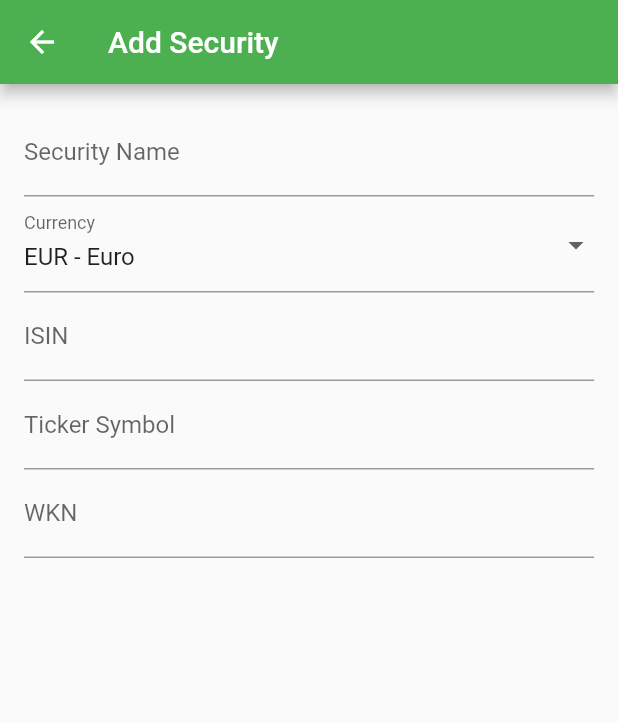
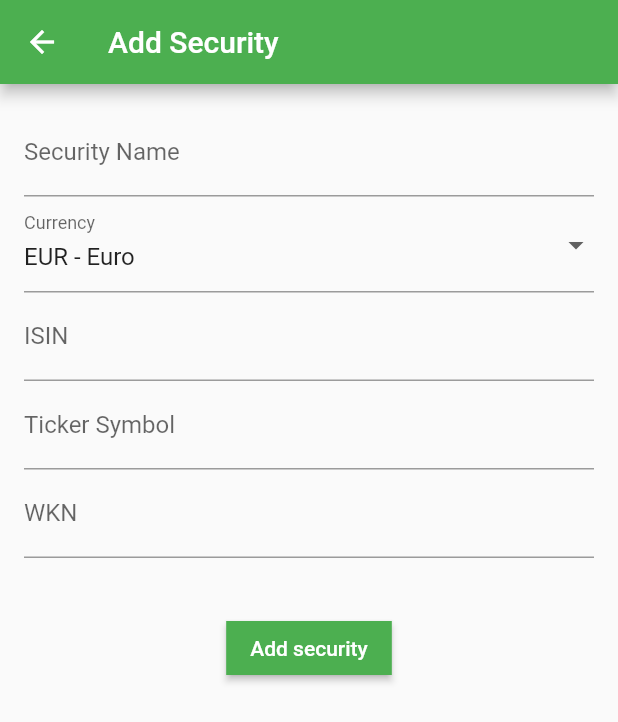
Before and after one commit to Giuspepe/my_portfolio, a Flutter app: the AddSecurityScreen screen opened by its route, on a phone screen of 412 x 824 dp. Shown: the top 722 px of the screen. Run offline on Flutter 3.47's test engine with Material 2 defaults, Android fonts, the phone set to English and light mode, and no system bars; our stand-ins replace bloc, equatable, flutter_bloc.

Commit message:
implement add security functionality

```diff
--- a/lib/BLoC/events.dart
+++ b/lib/BLoC/events.dart
@@ -1,17 +1,30 @@
 import 'package:flutter/foundation.dart';
 import 'package:equatable/equatable.dart';
-
 import '../DataLayer/security.dart';
 
 abstract class SecurityListEvent extends Equatable {}
 
-class SecurityListAddedEvent extends SecurityListEvent {
-  final Security addedSecurity;
-  SecurityListAddedEvent({@required this.addedSecurity})
-      : assert(addedSecurity != null);
+class SecurityListAddEvent extends SecurityListEvent {
+  final String name;
+  final String currencyCode;
+  final String isin;
+  final String tickerSymbol;
+  final String wkn;
+
+  SecurityListAddEvent({
+    @required this.name,
+    @required this.currencyCode,
+    @required this.isin,
+    @required this.tickerSymbol,
+    @required this.wkn,
+  })  : assert(name != null),
+        assert(currencyCode != null),
+        assert(isin != null),
+        assert(tickerSymbol != null),
+        assert(wkn != null);
 
   @override
-  List<Object> get props => [addedSecurity];
+  List<Object> get props => [name, currencyCode, isin, tickerSymbol, wkn];
 }
 
 class SecurityListFetchEvent extends SecurityListEvent {
--- a/lib/BLoC/states.dart
+++ b/lib/BLoC/states.dart
@@ -23,6 +23,16 @@ class SecurityListFetchedState extends SecurityListState {
   List<Object> get props => [securities];
 }
 
+class SecurityListAddingState extends SecurityListState {
+  @override
+  List<Object> get props => const [];
+}
+
+class SecurityListAddedState extends SecurityListState {
+  @override
+  List<Object> get props => const [];
+}
+
 class SecurityListErrorState extends SecurityListState {
   @override
   List<Object> get props => const [];
--- a/lib/DataLayer/repository/repository.dart
+++ b/lib/DataLayer/repository/repository.dart
@@ -8,5 +8,6 @@ class Repository {
   Future<List<Security>> fetchSecuritiesList() =>
       _provider.fetchSecuritiesList();
 
-  // TODO: Future<void> addSecurity() => _provider.addSecurity();
+  Future<void> addSecurity(Security security) =>
+      _provider.addSecurity(security);
 }
--- a/lib/DataLayer/repository/xml_parser.dart
+++ b/lib/DataLayer/repository/xml_parser.dart
@@ -4,8 +4,12 @@ import 'package:flutter/services.dart' show rootBundle;
 import '../security.dart';
 
 class XmlProvider {
+  List<Security> _loadedSecurities = [];
+  bool _isInit = false;
+
   Future<List<Security>> fetchSecuritiesList() async {
-    List<Security> loadedSecurities = [];
+    if (!_isInit) {
+      _isInit = true;
       var xmlDocument = XmlDocument.parse(
           await rootBundle.loadString('assets/PortfolioPerformanceFile.xml'));
       var securityNodes =
@@ -16,9 +20,17 @@ class XmlProvider {
           latestPrice:
               LatestSecurityPrice.fromXmlNode(security.getElement('latest')),
         );
-      loadedSecurities.add(currentSecurity);
+        _loadedSecurities.add(currentSecurity);
       });
+    }
 
-    return loadedSecurities;
+    return [..._loadedSecurities];
+  }
+
+  Future<void> addSecurity(Security security) async {
+    // add security to state
+    _loadedSecurities.add(security);
+    // TODO: add security to xml
+    return;
   }
 }
--- a/lib/UI/screens/add_security_screen.dart
+++ b/lib/UI/screens/add_security_screen.dart
@@ -1,4 +1,10 @@
 import 'package:flutter/material.dart';
+import 'package:flutter_bloc/flutter_bloc.dart';
+
+import '../../BLoC/security_bloc.dart';
+import '../../BLoC/events.dart';
+import '../../BLoC/states.dart';
+import '../../DataLayer/repository/repository.dart';
 
 import '../widgets/add_security_form.dart';
 import '../widgets/side_drawer.dart';
@@ -14,11 +20,15 @@ class AddSecurityScreen extends StatefulWidget {
 class _AddSecurityScreenState extends State<AddSecurityScreen> {
   @override
   Widget build(BuildContext context) {
-    return Scaffold(
-      appBar: AppBar(
-        title: Text('Add Security'),
-      ),
-      body: AddSecurityForm(),
+    return BlocBuilder<SecurityListBloc, SecurityListState>(
+      builder: (context, state) {
+        return Scaffold(
+          appBar: AppBar(
+            title: Text('Add Security'),
+          ),
+          body: AddSecurityForm(),
+        );
+      },
     );
   }
 }
--- a/lib/UI/widgets/add_security_form.dart
+++ b/lib/UI/widgets/add_security_form.dart
@@ -1,6 +1,10 @@
 import 'package:flutter/material.dart';
+import 'package:flutter/scheduler.dart';
+import 'package:flutter_bloc/flutter_bloc.dart';
 
 import '../../DataLayer/currencies.dart';
+import '../../BLoC/security_bloc.dart';
+import '../../BLoC/events.dart';
 
 class AddSecurityForm extends StatefulWidget {
   @override
@@ -58,9 +62,33 @@ class _AddSecurityFormState extends State<AddSecurityForm> {
   //   }
   // }
 
+  void _trySubmit() {
+    final isValid = _formKey.currentState.validate();
+    FocusScope.of(context).unfocus();
+
+    if (isValid) {
+      context.bloc<SecurityListBloc>().add(SecurityListAddEvent(
+            name: _name,
+            currencyCode: _currencyCode,
+            isin: _isin,
+            tickerSymbol: _tickerSymbol,
+            wkn: _wkn,
+          ));
+      Navigator.of(context).pop();
+      return;
+    } else {
+      Scaffold.of(context).showSnackBar(SnackBar(
+        content: Text('Data is incomplete or not valid.'),
+        backgroundColor: Theme.of(context).errorColor,
+      ));
+      return;
+    }
+  }
+
   @override
   Widget build(BuildContext context) {
-    return Padding(
+    return SingleChildScrollView(
+      child: Padding(
         padding: const EdgeInsets.all(16.0),
         child: Form(
           key: _formKey,
@@ -79,6 +107,9 @@ class _AddSecurityFormState extends State<AddSecurityForm> {
                     return 'Please enter a valid security name.';
                   }
                   return null;
+                },
+                onChanged: (value) {
+                  _name = value;
                 },
                 onSaved: (value) {
                   _name = value;
@@ -117,6 +148,9 @@ class _AddSecurityFormState extends State<AddSecurityForm> {
                   }
                   return null;
                 },
+                onChanged: (value) {
+                  _isin = value;
+                },
                 onSaved: (value) {
                   _isin = value;
                 },
@@ -131,13 +165,15 @@ class _AddSecurityFormState extends State<AddSecurityForm> {
                   }
                   return null;
                 },
+                onChanged: (value) {
+                  _tickerSymbol = value;
+                },
                 onSaved: (value) {
                   _tickerSymbol = value;
                 },
               ),
               TextFormField(
                 key: ValueKey('wkn'),
-              obscureText: true,
                 decoration: InputDecoration(labelText: 'WKN'),
                 validator: (value) {
                   if (value.isEmpty) {
@@ -145,12 +181,28 @@ class _AddSecurityFormState extends State<AddSecurityForm> {
                   }
                   return null;
                 },
+                onChanged: (value) {
+                  _wkn = value;
+                },
                 onSaved: (value) {
                   _wkn = value;
                 },
               ),
+              SizedBox(
+                height: 36,
+              ),
+              RaisedButton(
+                child: Text(
+                  'Add security',
+                  style: TextStyle(color: Colors.white),
+                ),
+                onPressed: _trySubmit,
+                color: Theme.of(context).primaryColor,
+                shape: RoundedRectangleBorder(),
+              )
               // TODO: implement check box form field for _isRetired
             ],
+          ),
         ),
       ),
     );
--- a/lib/UI/widgets/security_list_tile.dart
+++ b/lib/UI/widgets/security_list_tile.dart
@@ -6,9 +6,11 @@ class SecurityListTile extends StatelessWidget {
   final String info;
 
   SecurityListTile(this.security)
-      : info = security.latestPrice.value != null
-            ? '${(security.latestPrice.value / 10000.0).toStringAsFixed(2)} €'
-            : 'no price info';
+      : info = security.latestPrice == null
+            ? 'no latest price info'
+            : security.latestPrice.value == null
+                ? 'latest price info, but no value field'
+                : '${(security.latestPrice.value / 10000.0).toStringAsFixed(2)} €';
 
   @override
   Widget build(BuildContext context) {
```
Also changed, not shown: lib/BLoC/security_bloc.dart (+15 -2 lines), lib/UI/screens/securities_screen.dart (+7 -6 lines), lib/main.dart (+13 -1 lines). Lines whose indentation alone changed are shown as unchanged.
